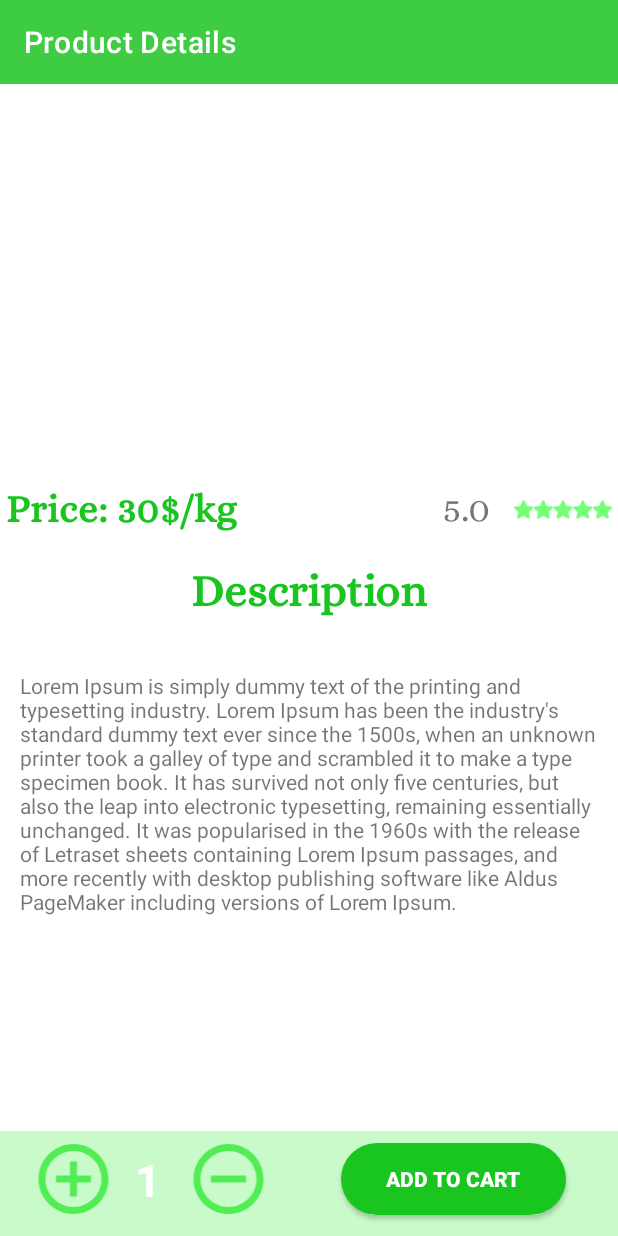
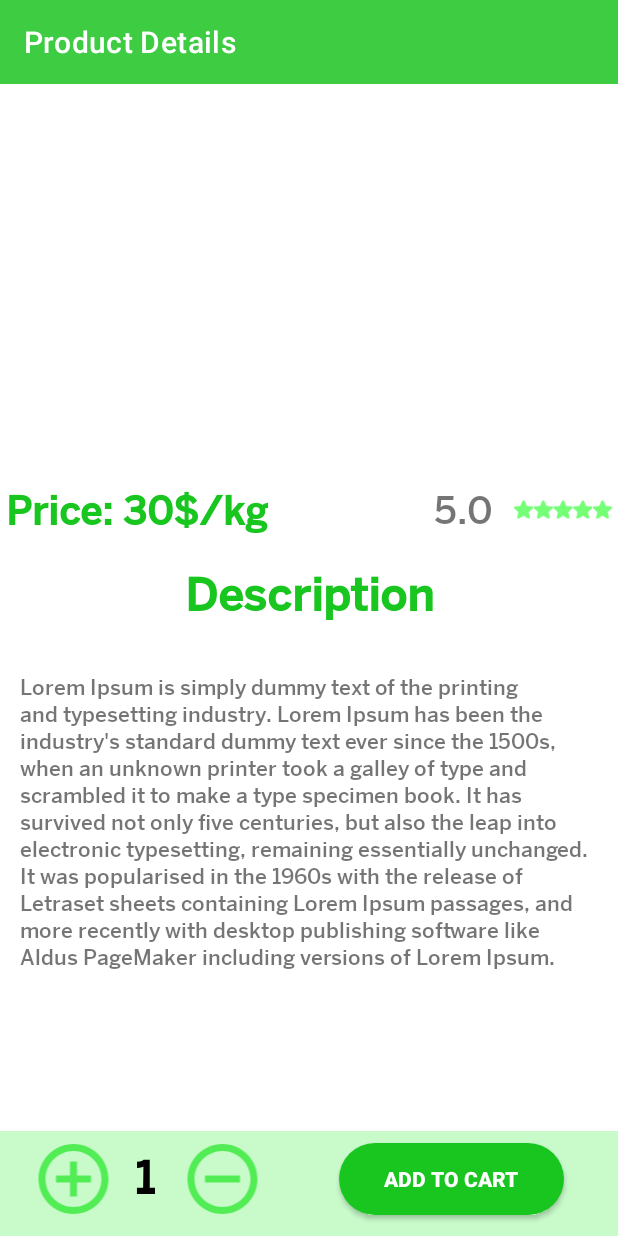
Before and after one commit to TungPho/EcomerceMobileApp, an Android app: the ProductDetailActivity screen opened directly, with no data from a screen before it, on a phone screen of 412 x 824 dp. Run offline under Robolectric (Android 15) with nearby library versions, the phone set to English and light mode, and no system bars; our stand-ins replace Firebase (no records; nobody signed in at launch, a user with empty details on screens opened directly); pictures from the network do not load.

Commit message:
Update0.1

```diff
--- a/app/src/main/java/com/example/ecomerceapp1/ui/my_carts/MyCartsFragment.java
+++ b/app/src/main/java/com/example/ecomerceapp1/ui/my_carts/MyCartsFragment.java
@@ -16,6 +16,7 @@ import android.widget.Button;
 import android.widget.TextView;
 
 import com.example.ecomerceapp1.R;
+import com.example.ecomerceapp1.activities.ConfirmOrderActivity;
 import com.example.ecomerceapp1.activities.PlaceOrderActivity;
 import com.example.ecomerceapp1.adapters.MyCartAdapter;
 import com.example.ecomerceapp1.models.Cart;
@@ -97,7 +98,7 @@ public class MyCartsFragment extends Fragment {
         buyNowButton.setOnClickListener(new View.OnClickListener() {
             @Override
             public void onClick(View v) {
-                Intent intent = new Intent(getContext(), PlaceOrderActivity.class);
+                Intent intent = new Intent(getContext(), ConfirmOrderActivity.class);
                 intent.putExtra("itemList", (Serializable) cartList);
                 startActivity(intent);
             }
--- a/app/src/main/res/layout/activity_product_detail.xml
+++ b/app/src/main/res/layout/activity_product_detail.xml
@@ -35,7 +35,7 @@
         android:layout_height="wrap_content"
         android:layout_marginStart="4dp"
         android:layout_marginTop="324dp"
-        android:fontFamily="@font/alice"
+        android:fontFamily="@font/bentonsansmedium"
         android:text="Price: 30$/kg"
         android:textColor="#19C51F"
         android:textSize="26sp"
@@ -61,7 +61,7 @@
         android:layout_width="wrap_content"
         android:layout_height="wrap_content"
         android:layout_marginTop="8dp"
-        android:fontFamily="@font/alice"
+        android:fontFamily="@font/bentonsansmedium"
         android:text="5.0"
         android:textSize="25sp"
         app:layout_constraintEnd_toStartOf="@+id/imageView3"
@@ -74,7 +74,7 @@
         android:layout_width="wrap_content"
         android:layout_height="wrap_content"
         android:layout_marginTop="20dp"
-        android:fontFamily="@font/alice"
+        android:fontFamily="@font/bentonsansmedium"
         android:text="Description"
         android:textColor="#19C51F"
         android:textSize="30sp"
@@ -88,6 +88,7 @@
         android:layout_width="match_parent"
         android:layout_height="wrap_content"
         android:layout_marginTop="20dp"
+        android:fontFamily="@font/bentonsansmedium"
         android:padding="13dp"
         android:text="@string/description"
         app:layout_constraintBottom_toTopOf="@+id/constraintLayout"
@@ -124,8 +125,9 @@
             android:layout_height="wrap_content"
             android:layout_marginStart="8dp"
             android:layout_marginTop="12dp"
+            android:fontFamily="@font/bentonsansmedium"
             android:text="1"
-            android:textColor="@color/white"
+            android:textColor="@color/black"
             android:textSize="30sp"
             android:textStyle="bold"
             app:layout_constraintEnd_toEndOf="parent"
@@ -150,13 +152,13 @@
             android:layout_height="wrap_content"
             android:layout_marginTop="8dp"
             android:layout_marginEnd="10dp"
+            android:background="@drawable/btn_bg_details"
             android:backgroundTint="#19C51F"
             android:text="Add To Cart"
+            android:textColor="@color/white"
             android:textStyle="bold"
-            android:textColor="@color/white"
             app:layout_constraintEnd_toEndOf="parent"
             app:layout_constraintHorizontal_bias="0.63"
-            android:background="@drawable/btn_bg_details"
             app:layout_constraintStart_toEndOf="@+id/remove_icon"
             app:layout_constraintTop_toTopOf="parent" />
 
```
Also changed, not shown: app/src/main/AndroidManifest.xml (+4 -3 lines), app/src/main/java/com/example/ecomerceapp1/activities/PlaceOrderActivity.java (+10 -18 lines), app/src/main/java/com/example/ecomerceapp1/ui/my_orders/MyOrdersFragment.java (+22 -0 lines), app/src/main/res/layout/fragment_my_orders.xml (+17 -5 lines).
